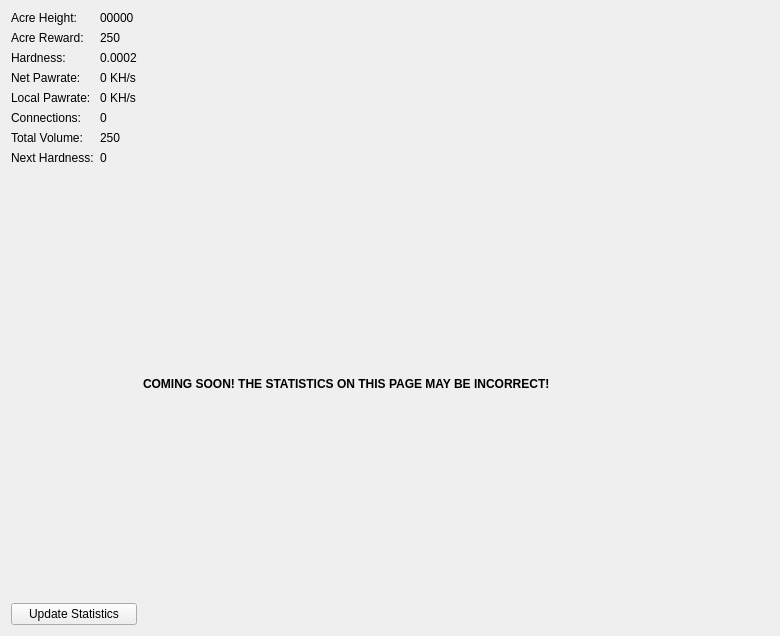
This is src/qt/forms/statisticspage.ui in rev-mynt-cooperative/Fox-Coin as Qt 5 draws it before an edit. The edited form follows.
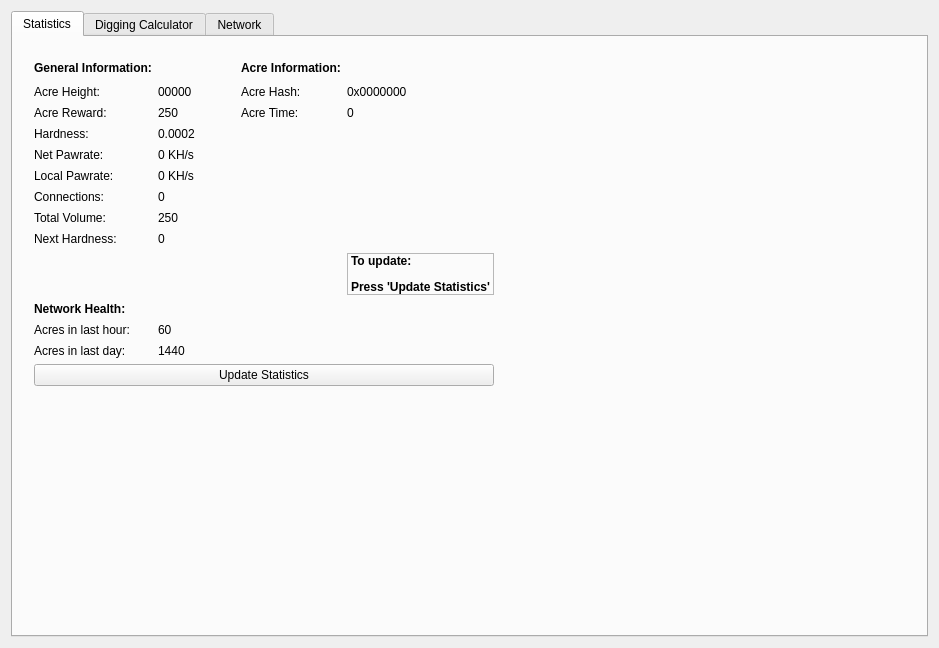
This is the edited form.

Patch:
```diff
--- a/src/qt/forms/statisticspage.ui
+++ b/src/qt/forms/statisticspage.ui
@@ -6,8 +6,8 @@
    <rect>
     <x>0</x>
     <y>0</y>
-    <width>780</width>
-    <height>636</height>
+    <width>939</width>
+    <height>648</height>
    </rect>
   </property>
   <property name="windowTitle">
@@ -17,167 +17,617 @@
    <property name="sizeConstraint">
     <enum>QLayout::SetMaximumSize</enum>
    </property>
-   <item row="0" column="2">
-    <spacer name="horizontalSpacer">
-     <property name="orientation">
-      <enum>Qt::Horizontal</enum>
+   <item row="0" column="1">
+    <widget class="QTabWidget" name="tabWidget">
+     <property name="sizePolicy">
+      <sizepolicy hsizetype="Expanding" vsizetype="Expanding">
+       <horstretch>0</horstretch>
+       <verstretch>0</verstretch>
+      </sizepolicy>
      </property>
-     <property name="sizeHint" stdset="0">
-      <size>
-       <width>40</width>
-       <height>20</height>
-      </size>
+     <property name="tabPosition">
+      <enum>QTabWidget::North</enum>
      </property>
-    </spacer>
-   </item>
-   <item row="2" column="0">
-    <spacer name="verticalSpacer">
-     <property name="orientation">
-      <enum>Qt::Vertical</enum>
+     <property name="currentIndex">
+      <number>0</number>
      </property>
-     <property name="sizeHint" stdset="0">
-      <size>
-       <width>20</width>
-       <height>40</height>
-      </size>
-     </property>
-    </spacer>
-   </item>
-   <item row="3" column="0">
-    <widget class="QPushButton" name="startButton">
-     <property name="text">
-      <string>Update Statistics</string>
-     </property>
-    </widget>
-   </item>
-   <item row="2" column="2">
-    <widget class="QLabel" name="label_2">
-     <property name="text">
-      <string>&lt;html&gt;&lt;head/&gt;&lt;body&gt;&lt;p&gt;&lt;span style=&quot; font-weight:600;&quot;&gt;COMING SOON! THE STATISTICS ON THIS PAGE MAY BE INCORRECT!&lt;/span&gt;&lt;/p&gt;&lt;/body&gt;&lt;/html&gt;</string>
-     </property>
-    </widget>
-   </item>
-   <item row="0" column="0">
-    <layout class="QFormLayout" name="formLayout">
-     <item row="0" column="0">
-      <widget class="QLabel" name="label">
-       <property name="text">
-        <string>Acre Height:</string>
+     <widget class="QWidget" name="tabWidgetPage1" native="true">
+      <attribute name="title">
+       <string>Statistics</string>
+      </attribute>
+      <widget class="QWidget" name="gridLayoutWidget">
+       <property name="geometry">
+        <rect>
+         <x>10</x>
+         <y>10</y>
+         <width>891</width>
+         <height>581</height>
+        </rect>
        </property>
+       <layout class="QGridLayout" name="gridLayout_3">
+        <item row="0" column="0">
+         <layout class="QGridLayout" name="gridLayout_2">
+          <property name="leftMargin">
+           <number>0</number>
+          </property>
+          <property name="verticalSpacing">
+           <number>7</number>
+          </property>
+          <item row="1" column="5">
+           <widget class="QLabel" name="hashBox">
+            <property name="text">
+             <string>0x0000000</string>
+            </property>
+           </widget>
+          </item>
+          <item row="0" column="0">
+           <widget class="QLabel" name="label_9">
+            <property name="text">
+             <string>&lt;html&gt;&lt;head/&gt;&lt;body&gt;&lt;p&gt;&lt;span style=&quot; font-weight:600;&quot;&gt;General Information:&lt;/span&gt;&lt;/p&gt;&lt;/body&gt;&lt;/html&gt;</string>
+            </property>
+           </widget>
+          </item>
+          <item row="2" column="1">
+           <widget class="QLabel" name="rewardBox">
+            <property name="text">
+             <string>250</string>
+            </property>
+           </widget>
+          </item>
+          <item row="4" column="1">
+           <widget class="QLabel" name="pawrateBox">
+            <property name="text">
+             <string>0 KH/s</string>
+            </property>
+           </widget>
+          </item>
+          <item row="2" column="0">
+           <widget class="QLabel" name="label_3">
+            <property name="text">
+             <string>Acre Reward:</string>
+            </property>
+           </widget>
+          </item>
+          <item row="1" column="0">
+           <widget class="QLabel" name="label">
+            <property name="text">
+             <string>Acre Height:</string>
+            </property>
+           </widget>
+          </item>
+          <item row="7" column="1">
+           <widget class="QLabel" name="volumeBox">
+            <property name="text">
+             <string>250</string>
+            </property>
+           </widget>
+          </item>
+          <item row="3" column="0">
+           <widget class="QLabel" name="label_5">
+            <property name="text">
+             <string>Hardness:</string>
+            </property>
+           </widget>
+          </item>
+          <item row="7" column="0">
+           <widget class="QLabel" name="label_4">
+            <property name="text">
+             <string>Total Volume:</string>
+            </property>
+           </widget>
+          </item>
+          <item row="1" column="4">
+           <widget class="QLabel" name="label_7">
+            <property name="autoFillBackground">
+             <bool>false</bool>
+            </property>
+            <property name="styleSheet">
+             <string notr="true">border-color: rgb(0, 0, 0);</string>
+            </property>
+            <property name="locale">
+             <locale language="English" country="UnitedStates"/>
+            </property>
+            <property name="text">
+             <string>Acre Hash:</string>
+            </property>
+           </widget>
+          </item>
+          <item row="2" column="4">
+           <widget class="QLabel" name="label_8">
+            <property name="font">
+             <font>
+              <weight>50</weight>
+              <italic>false</italic>
+              <bold>false</bold>
+             </font>
+            </property>
+            <property name="styleSheet">
+             <string notr="true">border-top-color: rgb(104, 104, 104);</string>
+            </property>
+            <property name="frameShape">
+             <enum>QFrame::NoFrame</enum>
+            </property>
+            <property name="frameShadow">
+             <enum>QFrame::Plain</enum>
+            </property>
+            <property name="lineWidth">
+             <number>1</number>
+            </property>
+            <property name="midLineWidth">
+             <number>0</number>
+            </property>
+            <property name="text">
+             <string>Acre Time:</string>
+            </property>
+           </widget>
+          </item>
+          <item row="3" column="1">
+           <widget class="QLabel" name="diffBox">
+            <property name="text">
+             <string>0.0002</string>
+            </property>
+           </widget>
+          </item>
+          <item row="1" column="1">
+           <widget class="QLabel" name="heightBox">
+            <property name="text">
+             <string>00000</string>
+            </property>
+           </widget>
+          </item>
+          <item row="6" column="1">
+           <widget class="QLabel" name="connectionBox">
+            <property name="text">
+             <string>0</string>
+            </property>
+           </widget>
+          </item>
+          <item row="4" column="0">
+           <widget class="QLabel" name="label_6">
+            <property name="text">
+             <string>Net Pawrate:</string>
+            </property>
+           </widget>
+          </item>
+          <item row="8" column="1">
+           <widget class="QLabel" name="nextBox">
+            <property name="text">
+             <string>0</string>
+            </property>
+           </widget>
+          </item>
+          <item row="5" column="0">
+           <widget class="QLabel" name="label3">
+            <property name="sizePolicy">
+             <sizepolicy hsizetype="Preferred" vsizetype="Maximum">
+              <horstretch>0</horstretch>
+              <verstretch>0</verstretch>
+             </sizepolicy>
+            </property>
+            <property name="text">
+             <string>Local Pawrate:</string>
+            </property>
+           </widget>
+          </item>
+          <item row="6" column="0">
+           <widget class="QLabel" name="label1">
+            <property name="text">
+             <string>Connections:</string>
+            </property>
+           </widget>
+          </item>
+          <item row="8" column="0">
+           <widget class="QLabel" name="label2">
+            <property name="text">
+             <string>Next Hardness:</string>
+            </property>
+           </widget>
+          </item>
+          <item row="5" column="1">
+           <widget class="QLabel" name="localBox">
+            <property name="text">
+             <string>0 KH/s</string>
+            </property>
+           </widget>
+          </item>
+          <item row="11" column="1">
+           <widget class="QLabel" name="hourBox">
+            <property name="text">
+             <string>60</string>
+            </property>
+           </widget>
+          </item>
+          <item row="12" column="0">
+           <widget class="QLabel" name="label_14">
+            <property name="text">
+             <string>Acres in last day:</string>
+            </property>
+           </widget>
+          </item>
+          <item row="0" column="4">
+           <widget class="QLabel" name="label_10">
+            <property name="text">
+             <string>&lt;html&gt;&lt;head/&gt;&lt;body&gt;&lt;p&gt;&lt;span style=&quot; font-weight:600;&quot;&gt;Acre Information:&lt;/span&gt;&lt;/p&gt;&lt;/body&gt;&lt;/html&gt;</string>
+            </property>
+           </widget>
+          </item>
+          <item row="11" column="0">
+           <widget class="QLabel" name="label_12">
+            <property name="text">
+             <string>Acres in last hour:</string>
+            </property>
+           </widget>
+          </item>
+          <item row="10" column="0">
+           <widget class="QLabel" name="label_11">
+            <property name="text">
+             <string>&lt;html&gt;&lt;head/&gt;&lt;body&gt;&lt;p&gt;&lt;span style=&quot; font-weight:600;&quot;&gt;Network Health:&lt;/span&gt;&lt;/p&gt;&lt;/body&gt;&lt;/html&gt;</string>
+            </property>
+           </widget>
+          </item>
+          <item row="12" column="1">
+           <widget class="QLabel" name="dayBox">
+            <property name="text">
+             <string>1440</string>
+            </property>
+           </widget>
+          </item>
+          <item row="9" column="5">
+           <widget class="QLabel" name="label_2">
+            <property name="frameShape">
+             <enum>QFrame::StyledPanel</enum>
+            </property>
+            <property name="frameShadow">
+             <enum>QFrame::Sunken</enum>
+            </property>
+            <property name="text">
+             <string>&lt;html&gt;&lt;head/&gt;&lt;body&gt;&lt;p&gt;&lt;span style=&quot; font-weight:600;&quot;&gt;To update:&lt;/span&gt;&lt;/p&gt;&lt;p&gt;&lt;span style=&quot; font-weight:600;&quot;&gt;Press 'Update Statistics'&lt;/span&gt;&lt;/p&gt;&lt;/body&gt;&lt;/html&gt;</string>
+            </property>
+           </widget>
+          </item>
+          <item row="0" column="3">
+           <spacer name="horizontalSpacer_2">
+            <property name="orientation">
+             <enum>Qt::Horizontal</enum>
+            </property>
+            <property name="sizeHint" stdset="0">
+             <size>
+              <width>40</width>
+              <height>20</height>
+             </size>
+            </property>
+           </spacer>
+          </item>
+          <item row="9" column="0">
+           <spacer name="verticalSpacer">
+            <property name="orientation">
+             <enum>Qt::Vertical</enum>
+            </property>
+            <property name="sizeHint" stdset="0">
+             <size>
+              <width>20</width>
+              <height>40</height>
+             </size>
+            </property>
+           </spacer>
+          </item>
+          <item row="2" column="5">
+           <widget class="QLabel" name="timeBox">
+            <property name="text">
+             <string>0</string>
+            </property>
+           </widget>
+          </item>
+         </layout>
+        </item>
+        <item row="0" column="1">
+         <spacer name="horizontalSpacer">
+          <property name="orientation">
+           <enum>Qt::Horizontal</enum>
+          </property>
+          <property name="sizeHint" stdset="0">
+           <size>
+            <width>40</width>
+            <height>20</height>
+           </size>
+          </property>
+         </spacer>
+        </item>
+        <item row="2" column="0">
+         <spacer name="verticalSpacer_2">
+          <property name="orientation">
+           <enum>Qt::Vertical</enum>
+          </property>
+          <property name="sizeHint" stdset="0">
+           <size>
+            <width>20</width>
+            <height>40</height>
+           </size>
+          </property>
+         </spacer>
+        </item>
+        <item row="1" column="0">
+         <widget class="QPushButton" name="startButton">
+          <property name="sizePolicy">
+           <sizepolicy hsizetype="Preferred" vsizetype="Fixed">
+            <horstretch>0</horstretch>
+            <verstretch>0</verstretch>
+           </sizepolicy>
+          </property>
+          <property name="text">
+           <string>Update Statistics</string>
+          </property>
+         </widget>
+        </item>
+       </layout>
       </widget>
-     </item>
-     <item row="0" column="1">
-      <widget class="QLabel" name="heightBox">
-       <property name="text">
-        <string>00000</string>
+     </widget>
+     <widget class="QWidget" name="tabWidgetPage2" native="true">
+      <attribute name="title">
+       <string>Digging Calculator</string>
+      </attribute>
+      <widget class="QFrame" name="frame">
+       <property name="geometry">
+        <rect>
+         <x>10</x>
+         <y>10</y>
+         <width>301</width>
+         <height>321</height>
+        </rect>
        </property>
-      </widget>
-     </item>
-     <item row="1" column="0">
-      <widget class="QLabel" name="label_3">
-       <property name="text">
-        <string>Acre Reward:</string>
+       <property name="frameShape">
+        <enum>QFrame::StyledPanel</enum>
        </property>
-      </widget>
-     </item>
-     <item row="1" column="1">
-      <widget class="QLabel" name="rewardBox">
-       <property name="text">
-        <string>250</string>
+       <property name="frameShadow">
+        <enum>QFrame::Raised</enum>
        </property>
+       <widget class="QWidget" name="layoutWidget">
+        <property name="geometry">
+         <rect>
+          <x>10</x>
+          <y>10</y>
+          <width>281</width>
+          <height>303</height>
+         </rect>
+        </property>
+        <layout class="QVBoxLayout" name="verticalLayout_2">
+         <item>
+          <layout class="QHBoxLayout" name="horizontalLayout">
+           <item>
+            <widget class="QLabel" name="label_13">
+             <property name="cursor">
+              <cursorShape>IBeamCursor</cursorShape>
+             </property>
+             <property name="text">
+              <string>&lt;html&gt;&lt;head/&gt;&lt;body&gt;&lt;p&gt;&lt;span style=&quot; font-weight:600;&quot;&gt;foxcoin&lt;/span&gt; version&lt;/p&gt;&lt;/body&gt;&lt;/html&gt;</string>
+             </property>
+             <property name="textInteractionFlags">
+              <set>Qt::LinksAccessibleByMouse|Qt::TextSelectableByKeyboard|Qt::TextSelectableByMouse</set>
+             </property>
+            </widget>
+           </item>
+           <item>
+            <widget class="QLabel" name="versionLabel">
+             <property name="cursor">
+              <cursorShape>IBeamCursor</cursorShape>
+             </property>
+             <property name="text">
+              <string notr="true">0.3.666-beta</string>
+             </property>
+             <property name="textFormat">
+              <enum>Qt::RichText</enum>
+             </property>
+             <property name="textInteractionFlags">
+              <set>Qt::LinksAccessibleByMouse|Qt::TextSelectableByKeyboard|Qt::TextSelectableByMouse</set>
+             </property>
+            </widget>
+           </item>
+           <item>
+            <spacer name="horizontalSpacer_3">
+             <property name="orientation">
+              <enum>Qt::Horizontal</enum>
+             </property>
+             <property name="sizeHint" stdset="0">
+              <size>
+               <width>40</width>
+               <height>20</height>
+              </size>
+             </property>
+            </spacer>
+           </item>
+          </layout>
+         </item>
+         <item>
+          <layout class="QFormLayout" name="formLayout">
+           <property name="fieldGrowthPolicy">
+            <enum>QFormLayout::AllNonFixedFieldsGrow</enum>
+           </property>
+           <item row="0" column="0">
+            <widget class="QLabel" name="label_15">
+             <property name="text">
+              <string>Network Pawrate:</string>
+             </property>
+            </widget>
+           </item>
+           <item row="0" column="1">
+            <widget class="QLabel" name="pawrate">
+             <property name="text">
+              <string>9001 MH/s</string>
+             </property>
+            </widget>
+           </item>
+           <item row="1" column="0">
+            <widget class="QLabel" name="label_16">
+             <property name="text">
+              <string>Rock Hardness:</string>
+             </property>
+            </widget>
+           </item>
+           <item row="1" column="1">
+            <widget class="QLabel" name="hardness">
+             <property name="text">
+              <string>120.91</string>
+             </property>
+            </widget>
+           </item>
+           <item row="3" column="0">
+            <widget class="QLabel" name="label_17">
+             <property name="text">
+              <string>Profit Per KP/s</string>
+             </property>
+            </widget>
+           </item>
+           <item row="3" column="1">
+            <widget class="QLabel" name="KP">
+             <property name="text">
+              <string>0.001 FOX</string>
+             </property>
+            </widget>
+           </item>
+           <item row="4" column="0">
+            <widget class="QLabel" name="label_18">
+             <property name="text">
+              <string>Profit per MP/s</string>
+             </property>
+            </widget>
+           </item>
+           <item row="4" column="1">
+            <widget class="QLabel" name="MP">
+             <property name="text">
+              <string>1 FOX</string>
+             </property>
+            </widget>
+           </item>
+           <item row="5" column="0">
+            <widget class="QLabel" name="label_19">
+             <property name="text">
+              <string>Enter Pawrate:</string>
+             </property>
+            </widget>
+           </item>
+           <item row="6" column="0">
+            <widget class="QLabel" name="label_20">
+             <property name="text">
+              <string>Type:</string>
+             </property>
+            </widget>
+           </item>
+           <item row="6" column="1">
+            <widget class="QComboBox" name="combo">
+             <item>
+              <property name="text">
+               <string>P/s</string>
+              </property>
+             </item>
+             <item>
+              <property name="text">
+               <string>KP/s</string>
+              </property>
+             </item>
+             <item>
+              <property name="text">
+               <string>MP/s</string>
+              </property>
+             </item>
+             <item>
+              <property name="text">
+               <string>GP/s</string>
+              </property>
+             </item>
+             <item>
+              <property name="text">
+               <string>TP/s</string>
+              </property>
+             </item>
+            </widget>
+           </item>
+           <item row="7" column="1">
+            <widget class="QPushButton" name="calc">
+             <property name="text">
+              <string>Calculate!</string>
+             </property>
+            </widget>
+           </item>
+           <item row="7" column="0">
+            <widget class="QPushButton" name="update">
+             <property name="text">
+              <string>Update</string>
+             </property>
+            </widget>
+           </item>
+           <item row="2" column="0">
+            <widget class="QLabel" name="label_21">
+             <property name="text">
+              <string>Acre Reward:</string>
+             </property>
+            </widget>
+           </item>
+           <item row="2" column="1">
+            <widget class="QLabel" name="reward">
+             <property name="text">
+              <string>240 FOX</string>
+             </property>
+            </widget>
+           </item>
+           <item row="5" column="1">
+            <widget class="QSpinBox" name="target">
+             <property name="maximum">
+              <number>999</number>
+             </property>
+            </widget>
+           </item>
+          </layout>
+         </item>
+         <item>
+          <spacer name="verticalSpacer_3">
+           <property name="orientation">
+            <enum>Qt::Vertical</enum>
+           </property>
+           <property name="sizeHint" stdset="0">
+            <size>
+             <width>20</width>
+             <height>40</height>
+            </size>
+           </property>
+          </spacer>
+         </item>
+         <item>
+          <widget class="QLabel" name="end">
+           <property name="text">
+            <string>&lt;html&gt;&lt;head/&gt;&lt;body&gt;&lt;p&gt;&lt;span style=&quot; font-weight:600;&quot;&gt;Expected Profit: 0.00 FOX /day&lt;/span&gt;&lt;/p&gt;&lt;/body&gt;&lt;/html&gt;</string>
+           </property>
+          </widget>
+         </item>
+         <item>
+          <widget class="QDialogButtonBox" name="buttonBox">
+           <property name="orientation">
+            <enum>Qt::Horizontal</enum>
+           </property>
+           <property name="standardButtons">
+            <set>QDialogButtonBox::Ok</set>
+           </property>
+          </widget>
+         </item>
+        </layout>
+       </widget>
       </widget>
-     </item>
-     <item row="2" column="0">
-      <widget class="QLabel" name="label_5">
-       <property name="text">
-        <string>Hardness:</string>
+     </widget>
+     <widget class="QWidget" name="tab">
+      <attribute name="title">
+       <string>Network</string>
+      </attribute>
+      <widget class="QWidget" name="gridLayoutWidget_2">
+       <property name="geometry">
+        <rect>
+         <x>10</x>
+         <y>10</y>
+         <width>891</width>
+         <height>581</height>
+        </rect>
        </property>
       </widget>
-     </item>
-     <item row="3" column="0">
-      <widget class="QLabel" name="label_6">
-       <property name="text">
-        <string>Net Pawrate:</string>
-       </property>
-      </widget>
-     </item>
-     <item row="2" column="1">
-      <widget class="QLabel" name="diffBox">
-       <property name="text">
-        <string>0.0002</string>
-       </property>
-      </widget>
-     </item>
-     <item row="3" column="1">
-      <widget class="QLabel" name="pawrateBox">
-       <property name="text">
-        <string>0 KH/s</string>
-       </property>
-      </widget>
-     </item>
-     <item row="4" column="1">
-      <widget class="QLabel" name="localBox">
-       <property name="text">
-        <string>0 KH/s</string>
-       </property>
-      </widget>
-     </item>
-     <item row="4" column="0">
-      <widget class="QLabel" name="label3">
-       <property name="sizePolicy">
-        <sizepolicy hsizetype="Preferred" vsizetype="Maximum">
-         <horstretch>0</horstretch>
-         <verstretch>0</verstretch>
-        </sizepolicy>
-       </property>
-       <property name="text">
-        <string>Local Pawrate:</string>
-       </property>
-      </widget>
-     </item>
-     <item row="5" column="0">
-      <widget class="QLabel" name="label1">
-       <property name="text">
-        <string>Connections:</string>
-       </property>
-      </widget>
-     </item>
-     <item row="5" column="1">
-      <widget class="QLabel" name="connectionBox">
-       <property name="text">
-        <string>0</string>
-       </property>
-      </widget>
-     </item>
-     <item row="7" column="0">
-      <widget class="QLabel" name="label2">
-       <property name="text">
-        <string>Next Hardness:</string>
-       </property>
-      </widget>
-     </item>
-     <item row="7" column="1">
-      <widget class="QLabel" name="nextBox">
-       <property name="text">
-        <string>0</string>
-       </property>
-      </widget>
-     </item>
-     <item row="6" column="0">
-      <widget class="QLabel" name="label_4">
-       <property name="text">
-        <string>Total Volume:</string>
-       </property>
-      </widget>
-     </item>
-     <item row="6" column="1">
-      <widget class="QLabel" name="volumeBox">
-       <property name="text">
-        <string>250</string>
-       </property>
-      </widget>
-     </item>
-    </layout>
+     </widget>
+    </widget>
    </item>
   </layout>
  </widget>
```
Left out of the diff: 107 changed lines with no effect on the pictures.
